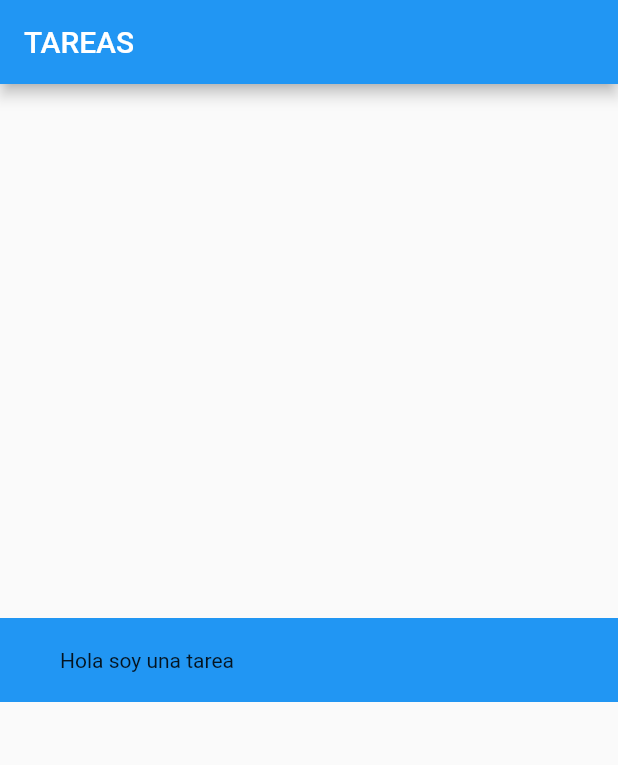
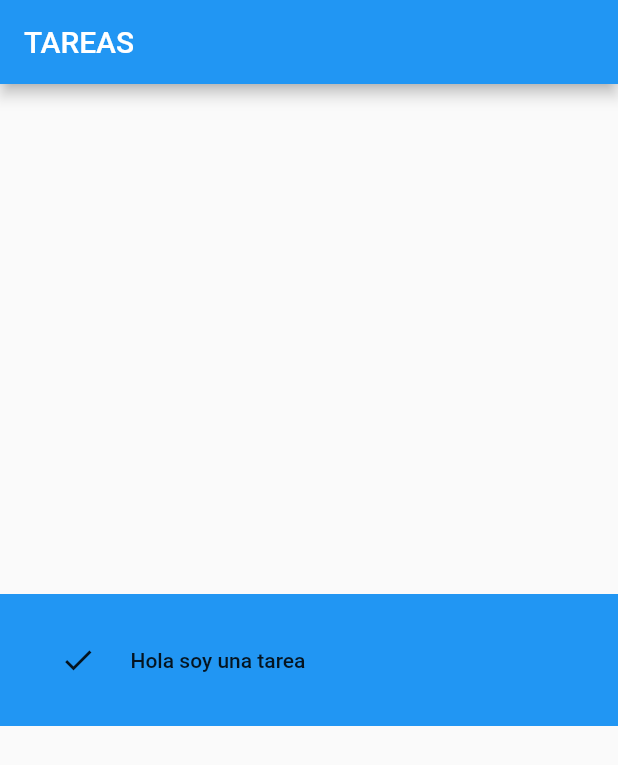
Before and after one commit to AlbertoHerTol/StateFull, a Flutter app: the screen it shows after launch, on a phone screen of 412 x 824 dp. Shown: the top 765 px of the screen. Run offline on Flutter 3.47's test engine with Material 2 defaults, Android fonts, the phone set to English and light mode, and no system bars.

Commit message:
FlatButton ok

```diff
--- a/lib/main.dart
+++ b/lib/main.dart
@@ -20,11 +20,32 @@ class TareaState extends State<Tarea>{
   TareaState(ts){
     this.tst = ts;
   }
+
+  click(){
+    print("click");
+    setState( () {
+      tst['done'] = !tst['done'];
+    });
+
+  }
   @override
   Widget build(BuildContext context) {
     return Container(
         padding: EdgeInsets.only(left:20),
-        child: Text(tst['nombre'].toString())
+        child: Row(
+          children:[
+            if (tst['done'])
+              Icon(Icons.done)
+            else
+              Icon(Icons.clear),
+            FlatButton(
+              onPressed: (){click();},
+              child: Text("  "+tst['nombre'])
+            ),
+          ]
+        )
+
+
     );
   }
 }
@@ -61,11 +82,7 @@ class MyApp extends StatelessWidget {
                 Tarea(tareaejemplo), //---------------------
 
                 /*
-                if (tarea['done'])
-                  Icon(Icons.done)
-                else
-                  Icon(Icons.clear),
-                Text("  "+tarea['nombre']),
+
                 */
 
 
```
